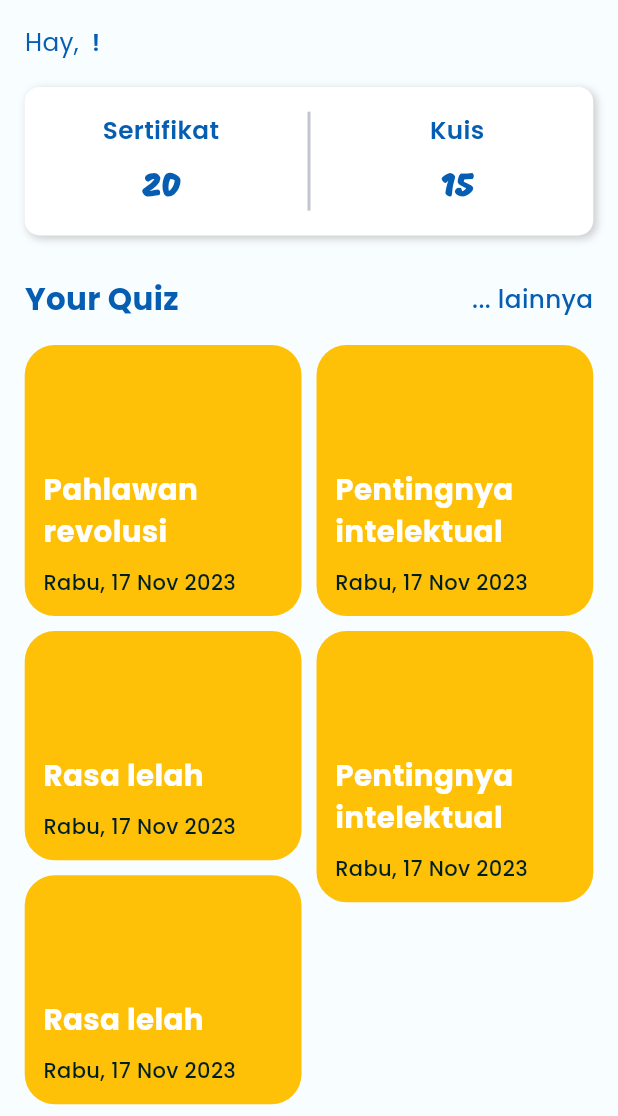
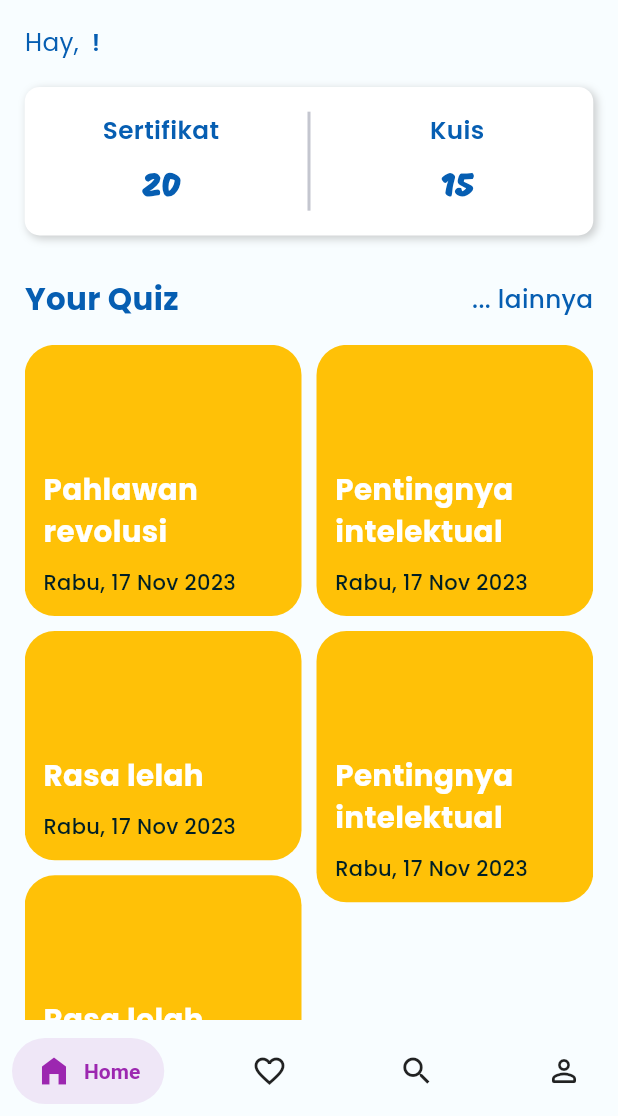
Before and after one commit to unustudents/simple-quiz, a Flutter app: the screen it shows once a user with an empty profile is signed in, on a phone screen of 412 x 824 dp, the part 120-1236 px from its top. Run offline on Flutter 3.47's test engine with Material 3 defaults, Android fonts, the light colour scheme and no system bars; our stand-ins replace cloud_firestore, firebase_auth, firebase_core, get; accounts and stored records are empty; generated files the repository leaves out were written again.

Commit message:
add bottom bar

```diff
--- /dev/null
+++ b/lib/app/data/widgets/salomon_bottom_bar.dart
@@ -0,0 +1,195 @@
+import 'package:flutter/material.dart';
+
+class SalomonBottomBar extends StatelessWidget {
+  /// A bottom bar that faithfully follows the design by Aurélien Salomon
+  ///
+  /// https://dribbble.com/shots/5925052-Google-Bottom-Bar-Navigation-Pattern/
+  const SalomonBottomBar({
+    Key? key,
+    required this.items,
+    this.backgroundColor,
+    this.currentIndex = 0,
+    this.onTap,
+    this.selectedItemColor,
+    this.unselectedItemColor,
+    this.selectedColorOpacity,
+    this.textFontSize,
+    this.textFontWeight,
+    this.itemShape = const StadiumBorder(),
+    this.margin = const EdgeInsets.all(8),
+    this.itemPadding = const EdgeInsets.symmetric(vertical: 10, horizontal: 16),
+    this.duration = const Duration(milliseconds: 500),
+    this.curve = Curves.easeOutQuint,
+  }) : super(key: key);
+
+  /// A list of tabs to display, ie `Home`, `Likes`, etc
+  final List<SalomonBottomBarItem> items;
+
+  /// The tab to display.
+  final int currentIndex;
+
+  /// Returns the index of the tab that was tapped.
+  final Function(int)? onTap;
+
+  /// The background color of the bar.
+  final Color? backgroundColor;
+
+  /// The color of the icon and text when the item is selected.
+  final Color? selectedItemColor;
+
+  /// The color of the icon and text when the item is not selected.
+  final Color? unselectedItemColor;
+
+  /// The opacity of color of the touchable background when the item is selected.
+  final double? selectedColorOpacity;
+
+  /// The fontSize of the text.
+  final double? textFontSize;
+
+  /// The fontWeight of the text.
+  final FontWeight? textFontWeight;
+
+  /// The border shape of each item.
+  final ShapeBorder itemShape;
+
+  /// A convenience field for the margin surrounding the entire widget.
+  final EdgeInsets margin;
+
+  /// The padding of each item.
+  final EdgeInsets itemPadding;
+
+  /// The transition duration
+  final Duration duration;
+
+  /// The transition curve
+  final Curve curve;
+
+  @override
+  Widget build(BuildContext context) {
+    final theme = Theme.of(context);
+
+    return ColoredBox(
+      color: backgroundColor ?? Colors.transparent,
+      child: SafeArea(
+        minimum: margin,
+        child: Row(
+          /// Using a different alignment when there are 2 items or less
+          /// so it behaves the same as BottomNavigationBar.
+          mainAxisAlignment: items.length <= 2
+              ? MainAxisAlignment.spaceEvenly
+              : MainAxisAlignment.spaceBetween,
+          children: [
+            for (final item in items)
+              TweenAnimationBuilder<double>(
+                tween: Tween(
+                  end: items.indexOf(item) == currentIndex ? 1.0 : 0.0,
+                ),
+                curve: curve,
+                duration: duration,
+                builder: (context, t, _) {
+                  final selectedColor = item.selectedColor ??
+                      selectedItemColor ??
+                      theme.primaryColor;
+
+                  final unselectedColor = item.unselectedColor ??
+                      unselectedItemColor ??
+                      theme.iconTheme.color;
+
+                  final children = [
+                    IconTheme(
+                      data: IconThemeData(
+                        color: Color.lerp(unselectedColor, selectedColor, t),
+                        size: 24,
+                      ),
+                      child: items.indexOf(item) == currentIndex
+                          ? item.activeIcon ?? item.icon
+                          : item.icon,
+                    ),
+                    ClipRect(
+                      clipBehavior: Clip.antiAlias,
+                      child: SizedBox(
+                        height: 20,
+                        child: Align(
+                          alignment: const Alignment(-0.2, 0.0),
+                          widthFactor: t,
+                          child: Padding(
+                            padding: item.iconAtRight
+                                ? EdgeInsets.only(right: itemPadding.left / 2)
+                                : EdgeInsets.only(left: itemPadding.right / 2),
+                            child: DefaultTextStyle(
+                              style: TextStyle(
+                                  color: Color.lerp(
+                                      selectedColor.withOpacity(0.0),
+                                      selectedColor,
+                                      t),
+                                  fontWeight: textFontWeight ?? FontWeight.w600,
+                                  fontSize: textFontSize),
+                              child: item.title,
+                            ),
+                          ),
+                        ),
+                      ),
+                    )
+                  ];
+
+                  return Material(
+                    color: Color.lerp(
+                        selectedColor.withOpacity(0.0),
+                        selectedColor.withOpacity(selectedColorOpacity ?? 0.1),
+                        t),
+                    shape: itemShape,
+                    child: InkWell(
+                      onTap: () => onTap?.call(items.indexOf(item)),
+                      customBorder: itemShape,
+                      focusColor: selectedColor.withOpacity(0.1),
+                      highlightColor: selectedColor.withOpacity(0.1),
+                      splashColor: selectedColor.withOpacity(0.1),
+                      hoverColor: selectedColor.withOpacity(0.1),
+                      child: Padding(
+                        padding: itemPadding,
+                        child: Row(
+                          children: item.iconAtRight
+                              ? children.reversed.toList()
+                              : children,
+                        ),
+                      ),
+                    ),
+                  );
+                },
+              ),
+          ],
+        ),
+      ),
+    );
+  }
+}
+
+/// A tab to display in a [SalomonBottomBar]
+class SalomonBottomBarItem {
+  /// An icon to display.
+  final Widget icon;
+
+  /// An icon to display when this tab bar is active.
+  final Widget? activeIcon;
+
+  /// Text to display, ie `Home`
+  final Widget title;
+
+  /// A primary color to use for this tab.
+  final Color? selectedColor;
+
+  /// The color to display when this tab is not selected.
+  final Color? unselectedColor;
+
+  /// The icon is set to the right of label
+  final bool iconAtRight;
+
+  SalomonBottomBarItem({
+    required this.icon,
+    required this.title,
+    this.selectedColor,
+    this.unselectedColor,
+    this.activeIcon,
+    this.iconAtRight = false,
+  });
+}
--- a/lib/app/modules/home/controllers/home_controller.dart
+++ b/lib/app/modules/home/controllers/home_controller.dart
@@ -11,6 +11,8 @@ class HomeController extends GetxController {
     'Pentingnya intelektual',
     'Rasa lelah',
   ];
+
+  final currentIndex = 0.obs;
 
   final user = FirebaseAuth.instance.currentUser;
   dataUser() {
--- a/lib/app/modules/home/views/home_view.dart
+++ b/lib/app/modules/home/views/home_view.dart
@@ -2,6 +2,7 @@ import 'package:flutter/material.dart';
 import 'package:flutter_staggered_grid_view/flutter_staggered_grid_view.dart';
 import 'package:get/get.dart';
 
+import '../../../data/widgets/salomon_bottom_bar.dart';
 import '../../../routes/app_pages.dart';
 import '../../../data/constant/colors.dart';
 import '../../../data/core/extentions.dart';
@@ -134,6 +135,42 @@ class HomeView extends GetView<HomeController> {
           ),
         ),
       ),
+      bottomNavigationBar: Obx(
+        () => SalomonBottomBar(
+          currentIndex: controller.currentIndex.value,
+          onTap: (i) => controller.currentIndex.value = i,
+          // onTap: (i) => setState(() => _currentIndex = i),
+          items: [
+            /// Home
+            SalomonBottomBarItem(
+              icon: const Icon(Icons.home_filled),
+              title: const Text("Home"),
+              selectedColor: Colors.purple,
+            ),
+
+            /// Likes
+            SalomonBottomBarItem(
+              icon: const Icon(Icons.favorite_border),
+              title: const Text("Likes"),
+              selectedColor: Colors.pink,
+            ),
+
+            /// Search
+            SalomonBottomBarItem(
+              icon: const Icon(Icons.search),
+              title: const Text("Search"),
+              selectedColor: Colors.orange,
+            ),
+
+            /// Profile
+            SalomonBottomBarItem(
+              icon: const Icon(Icons.person_outline_rounded),
+              title: const Text("Profile"),
+              selectedColor: Colors.teal,
+            ),
+          ],
+        ),
+      ),
     );
   }
 
```
